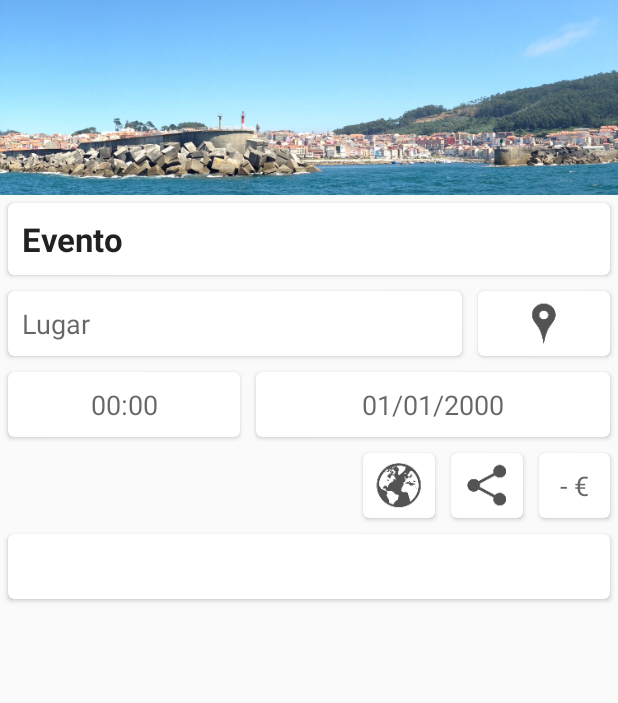
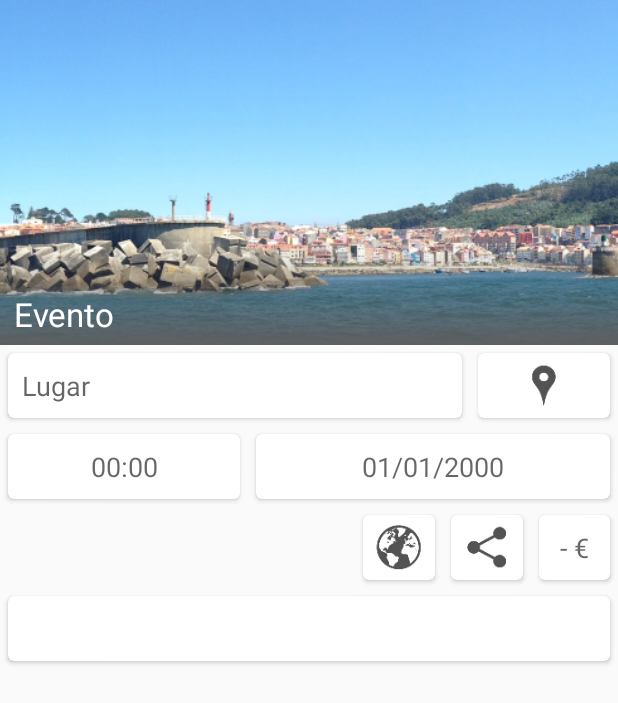
Before and after one commit to crespum/FDM, an Android app: the layout fragment_event_detail.xml on its own in the app's theme, with its tools: preview values and no code run, on a phone screen of 412 x 824 dp. Shown: the top 703 px of the screen. Run offline under Robolectric (Android 15) with nearby library versions, the light colour scheme and no system bars.

Commit message:
Title of an event is now shown over the header picture

```diff
--- a/app/build.gradle
+++ b/app/build.gradle
@@ -8,8 +8,8 @@ android {
         applicationId "com.caracocha.fdm"
         minSdkVersion 15
         targetSdkVersion 22
-        versionCode 4
-        versionName "2.0.1"
+        versionCode 5
+        versionName "2.1"
     }
     buildTypes {
         release {
--- /dev/null
+++ b/app/src/main/res/drawable/background_gradient.xml
@@ -0,0 +1,12 @@
+<?xml version="1.0" encoding="utf-8"?>
+<selector xmlns:android="http://schemas.android.com/apk/res/android">
+    <item>
+        <shape>
+            <gradient
+                android:angle="90"
+                android:startColor="#f95e5e5e"
+                android:endColor="#00757575"
+                android:type="linear" />
+        </shape>
+    </item>
+</selector>
--- a/app/src/main/res/layout/fragment_event_detail.xml
+++ b/app/src/main/res/layout/fragment_event_detail.xml
@@ -8,32 +8,34 @@
         android:layout_height="match_parent"
         android:orientation="vertical">
 
+        <RelativeLayout
+            android:layout_width="match_parent"
+            android:layout_height="wrap_content">
 
-        <ImageView
-            android:id="@+id/fragment_event_detail_header"
-            android:layout_width="fill_parent"
-            android:layout_height="130dp"
-            android:adjustViewBounds="true"
-            android:scaleType="centerCrop"
-            android:src="@drawable/header_a_guarda" />
-
-        <android.support.v7.widget.CardView xmlns:android="http://schemas.android.com/apk/res/android"
-            xmlns:card_view="http://schemas.android.com/apk/res-auto"
-            android:layout_width="match_parent"
-            android:layout_height="wrap_content"
-            android:layout_margin="5dp"
-            card_view:cardCornerRadius="4dp">
+            <ImageView
+                android:id="@+id/fragment_event_detail_header"
+                android:layout_width="fill_parent"
+                android:layout_height="230dp"
+                android:adjustViewBounds="true"
+                android:scaleType="centerCrop"
+                android:src="@drawable/header_a_guarda" />
 
             <TextView
                 android:id="@+id/fragment_event_detail_title"
-                android:layout_width="fill_parent"
+                android:layout_width="match_parent"
                 android:layout_height="wrap_content"
-                android:padding="9dip"
+                android:layout_alignBottom="@+id/fragment_event_detail_header"
+                android:background="@drawable/background_gradient"
+                android:layout_marginTop="30dp"
+                android:paddingTop="30dp"
+                android:paddingBottom="6dp"
+                android:paddingLeft="9dp"
+                android:paddingRight="9dp"
                 android:text="Evento"
                 android:textAppearance="?android:textAppearanceLarge"
-                android:textIsSelectable="false"
-                android:textStyle="bold" />
-        </android.support.v7.widget.CardView>
+                android:textColor="#ffffff"
+                android:textIsSelectable="false" />
+        </RelativeLayout>
 
         <LinearLayout
             android:layout_width="match_parent"
--- a/app/src/main/res/values/colors.xml
+++ b/app/src/main/res/values/colors.xml
@@ -5,5 +5,6 @@
     <color name="ad_item_background">#c3c3c3</color>
     <color name="day_item_background">#34495e</color>
 
+    <color name="event_title_background">#e4757575</color>
     <color name="black_overlay">#66000000</color>
 </resources>
```
